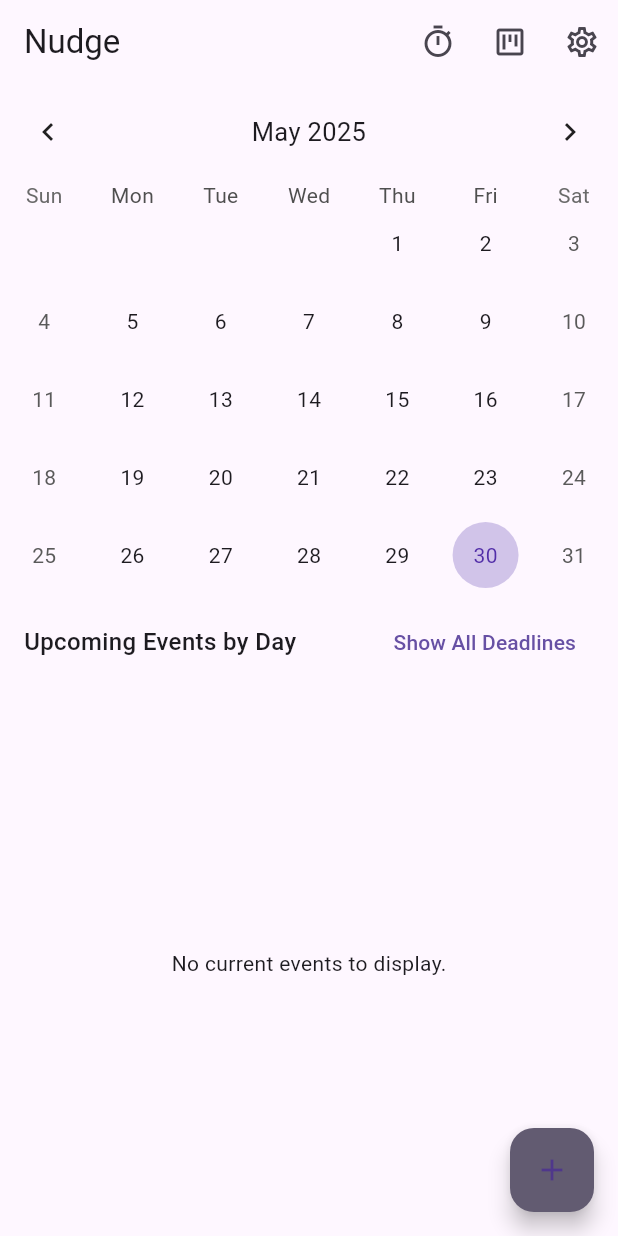
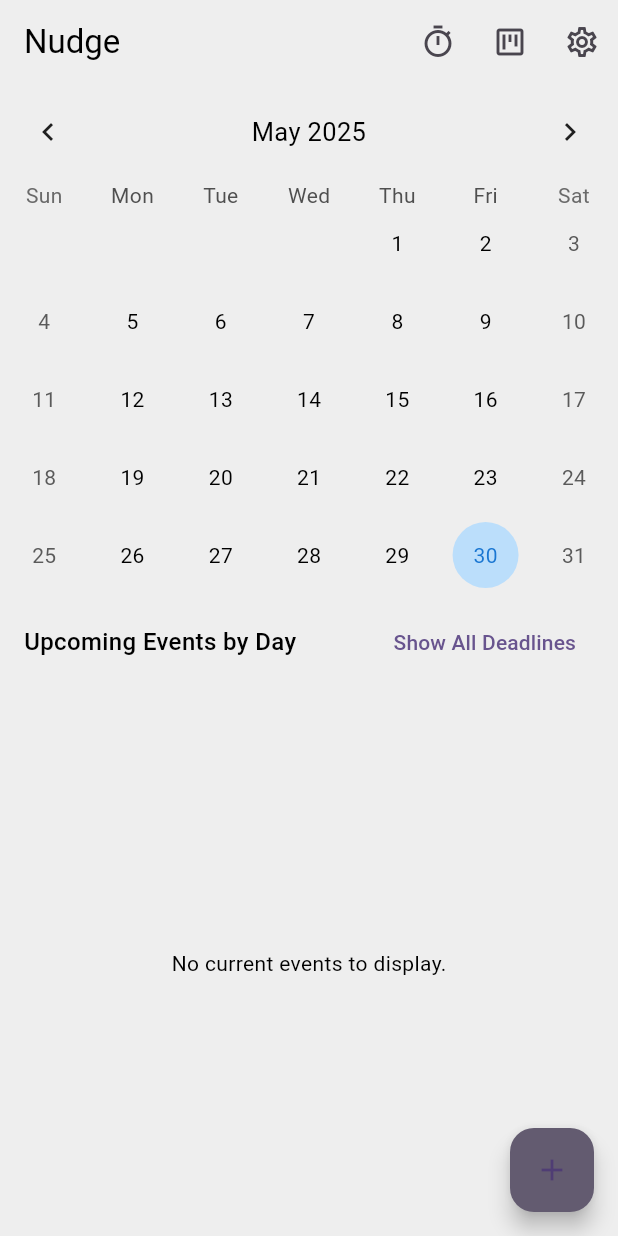
Before and after one commit to dizzybreakfast/nudge, a Flutter app: the screen it shows after launch, on a phone screen of 412 x 824 dp. Run offline on Flutter 3.47's test engine with Material 3 defaults, Android fonts, the phone set to English and light mode, and no system bars; drawn by our look-alikes of table_calendar; our stand-ins replace flutter_local_notifications, fluttertoast, loading_animation_widget, shared_preferences, sqflite, timezone and 1 more; missing offline and left inert: flutter_foreground_task; accounts and stored records are empty; project files that could hold a hidden picture were left out.

Commit message:
Refactor calendar dialog to use theme colors and improve code clarity; update notification service to remove debug prints; enhance task board with exit confirmation dialog and theme integration in bottom navigation.

```diff
--- a/lib/main.dart
+++ b/lib/main.dart
@@ -56,36 +56,36 @@ class MyApp extends StatelessWidget {
         return MaterialApp(
           title: 'Nudge',
           theme: ThemeData(
-            brightness: Brightness.light,
-            primarySwatch: Colors.deepPurple, // Example primary color
-            // Define other light theme properties if needed
+            colorScheme: ColorScheme.fromSeed(
+              seedColor: Colors.deepPurple,
+              brightness: Brightness.light,
+              surface: Colors.grey[200]!,
+              onSurface: Colors.black,
+            ),
+            useMaterial3: true,
           ),
           darkTheme: ThemeData(
             brightness: Brightness.dark,
-            primarySwatch: Colors.teal, // Example primary color for dark theme
-            scaffoldBackgroundColor: Colors.grey[850], // Dark background
+            primarySwatch: Colors.teal,
+            scaffoldBackgroundColor: Colors.grey[850],
             appBarTheme: AppBarTheme(
-              backgroundColor: Colors.grey[900], // Dark app bar
+              backgroundColor: Colors.grey[900],
               iconTheme: const IconThemeData(color: Colors.white),
               titleTextStyle: const TextStyle(color: Colors.white, fontSize: 20),
             ),
-            cardColor: Colors.grey[800], // Dark card color
-            iconTheme: const IconThemeData(color: Colors.white70), // Icons
-            textTheme: const TextTheme( // Define text styles for dark theme
+            cardColor: Colors.grey[800],
+            iconTheme: const IconThemeData(color: Colors.white70),
+            textTheme: const TextTheme(
               bodyLarge: TextStyle(color: Colors.white),
               bodyMedium: TextStyle(color: Colors.white70),
               titleLarge: TextStyle(color: Colors.white),
             ),
-            // Add other dark theme properties as needed
-            // For example, button themes, dialog themes, etc.
             colorScheme: ColorScheme.fromSeed(
-                seedColor: Colors.teal, // Seed color for dark theme
+                seedColor: Colors.teal,
                 brightness: Brightness.dark,
-                background: Colors.grey[850]!,
                 surface: Colors.grey[800]!,
-                onBackground: Colors.white,
                 onSurface: Colors.white,
-            ),
+            )
           ),
           themeMode: themeProvider.themeMode,
           home: const CalendarPage(),
```
Also changed, not shown: lib/calendar_page.dart (+27 -33 lines), lib/notification_service.dart (+3 -17 lines), lib/task_board_screen.dart (+76 -19 lines), lib/widgets/custom_bottom_nav_widget.dart (+3 -5 lines).
